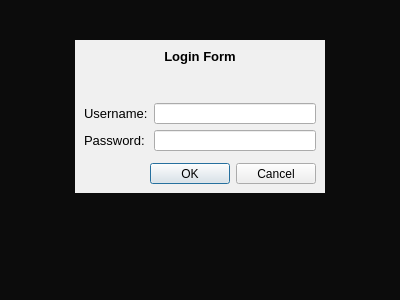
Qt form loginform.ui (ExorEmbedded/jmuconfig-app) before a commit.
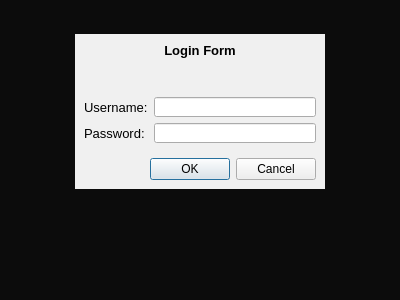
The same form after that commit.

Commit message: BSP-2222 set a minimum height for QLineEdit elements in loginform

```diff
--- a/loginform.ui
+++ b/loginform.ui
@@ -90,6 +90,12 @@
    <bool>true</bool>
   </property>
   <layout class="QGridLayout" name="gridLayout">
+   <property name="topMargin">
+    <number>4</number>
+   </property>
+   <property name="verticalSpacing">
+    <number>5</number>
+   </property>
    <item row="1" column="0">
     <spacer name="horizontalSpacer">
      <property name="orientation">
@@ -241,6 +247,12 @@
       </item>
       <item row="4" column="1">
        <widget class="QLineEdit" name="usernameEdit">
+        <property name="minimumSize">
+         <size>
+          <width>0</width>
+          <height>20</height>
+         </size>
+        </property>
         <property name="font">
          <font>
           <pointsize>10</pointsize>
@@ -262,6 +274,12 @@
       </item>
       <item row="5" column="1">
        <widget class="QLineEdit" name="passwordEdit">
+        <property name="minimumSize">
+         <size>
+          <width>0</width>
+          <height>20</height>
+         </size>
+        </property>
         <property name="font">
          <font>
           <pointsize>10</pointsize>
```
